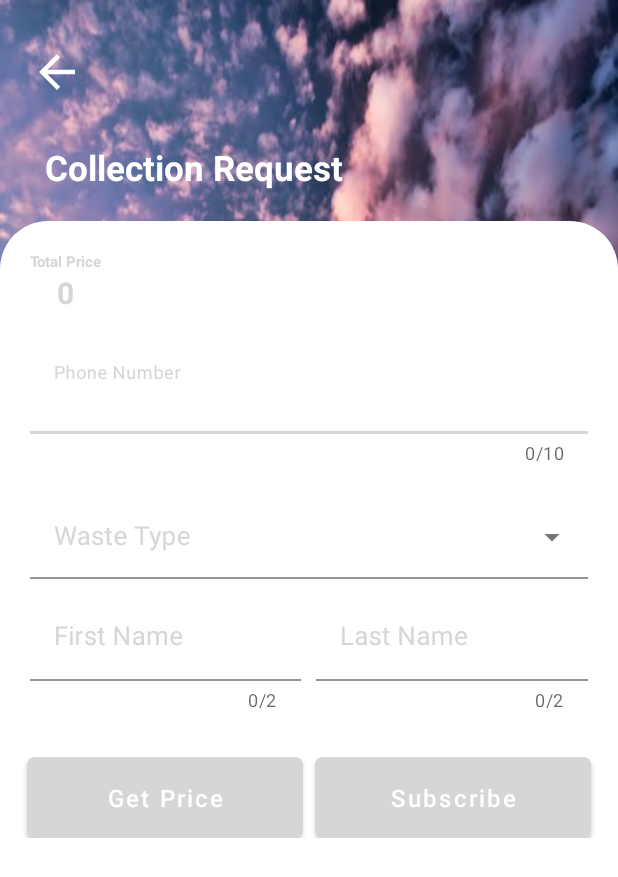
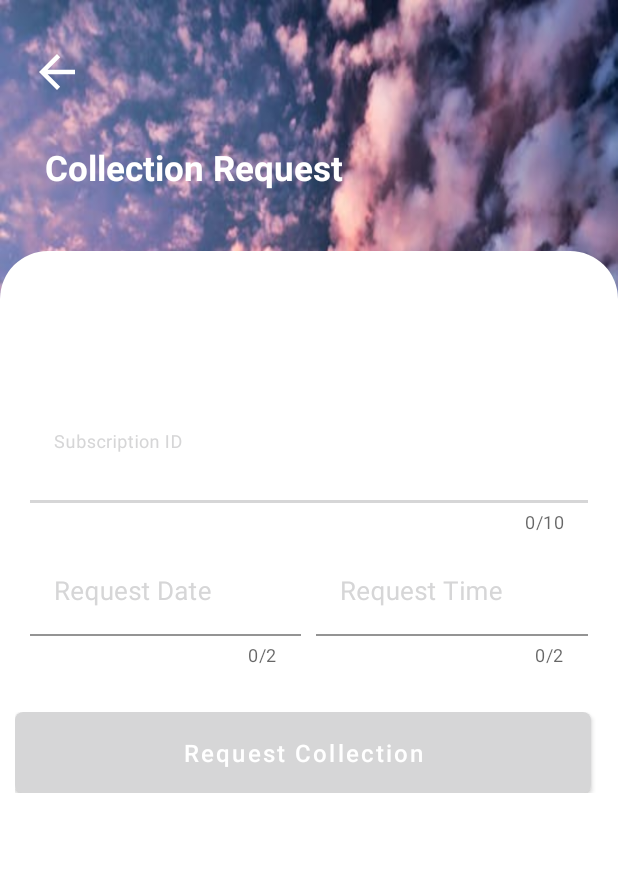
Before and after one commit to Mcwayz/e-waste_mobile, an Android app: the CollectionActivity screen opened directly, with no data from a screen before it, on a phone screen of 412 x 824 dp. Shown: the top 877 px of the screen. Run offline under Robolectric (Android 15) with nearby library versions, the phone set to English and light mode, and no system bars.

Commit message:
Subscription Commit

```diff
--- a/app/src/main/AndroidManifest.xml
+++ b/app/src/main/AndroidManifest.xml
@@ -23,7 +23,7 @@
             android:name=".activity.ProfileActivity"
             android:exported="false" />
         <activity
-            android:name=".MainActivity"
+            android:name=".activity.MainActivity"
             android:exported="false"
             tools:ignore="MissingClass" />
         <activity
--- a/app/src/main/java/com/example/e_waste/activity/LoginActivity.java
+++ b/app/src/main/java/com/example/e_waste/activity/LoginActivity.java
@@ -14,7 +14,6 @@ import android.widget.EditText;
 import android.widget.TextView;
 import android.widget.Toast;
 
-import com.example.e_waste.MainActivity;
 import com.example.e_waste.R;
 import com.example.e_waste.model.authentication.TokenRequest;
 import com.example.e_waste.model.authentication.TokenResponse;
--- a/app/src/main/java/com/example/e_waste/model/subscriptions/SubscriptionResponse.java
+++ b/app/src/main/java/com/example/e_waste/model/subscriptions/SubscriptionResponse.java
@@ -1,4 +1,6 @@
 package com.example.e_waste.model.subscriptions;
 
 public class SubscriptionResponse {
+
+
 }
--- a/app/src/main/res/layout/activity_collection.xml
+++ b/app/src/main/res/layout/activity_collection.xml
@@ -47,7 +47,7 @@
         android:id="@+id/container"
         android:layout_width="wrap_content"
         android:layout_height="match_parent"
-        android:layout_marginTop="20dp"
+        android:layout_marginTop="40dp"
         android:background="@drawable/card_bg"
         app:layout_constraintTop_toTopOf="parent"
         app:layout_constraintEnd_toEndOf="parent"
@@ -57,43 +57,19 @@
             android:layout_width="match_parent"
             android:layout_height="wrap_content">
 
-            <TextView
-                android:id="@+id/tv_total"
-                android:layout_width="wrap_content"
-                android:layout_height="wrap_content"
-                android:layout_marginTop="20dp"
-                android:layout_marginLeft="20dp"
-                android:text="Total Price"
-                android:textColor="@color/blue"
-                android:textSize="10sp"
-                android:textStyle="bold"
-                android:layout_alignParentStart="true"
-                />
-            <TextView
-                android:id="@+id/tv_total_price"
-                android:layout_width="wrap_content"
-                android:layout_height="wrap_content"
-                android:layout_below="@id/tv_total"
-                android:layout_marginLeft="38dp"
-                android:text="0"
-                android:textColor="@color/blue"
-                android:textSize="20sp"
-                android:textStyle="bold"
-                android:layout_alignParentStart="true"
-                />
+
 
 
             <com.google.android.material.textfield.TextInputLayout
                 style="@style/Widget.MaterialComponents.TextInputLayout.FilledBox"
                 android:id="@+id/tf_p_number"
-                android:layout_below="@+id/tv_total"
                 android:layout_width="match_parent"
                 android:layout_height="wrap_content"
                 android:padding="10dp"
                 android:layout_marginLeft="10dp"
                 android:layout_marginRight="10dp"
-                android:layout_marginTop="40dp"
-                android:hint="Phone Number"
+                android:layout_marginTop="100dp"
+                android:hint="Subscription ID"
                 app:boxBackgroundColor="@color/white"
                 android:textColorHint="@color/blue"
                 android:textSize="17sp"
@@ -102,7 +78,7 @@
                 >
 
                 <com.google.android.material.textfield.TextInputEditText
-                    android:id="@+id/tf_phone_number"
+                    android:id="@+id/tf_id"
                     android:layout_width="match_parent"
                     android:layout_height="wrap_content"
                     android:inputType="phone"
@@ -111,30 +87,7 @@
 
             </com.google.android.material.textfield.TextInputLayout>
 
-            <com.google.android.material.textfield.TextInputLayout
-                android:id="@+id/tf_t_type"
-                style="@style/Widget.MaterialComponents.TextInputLayout.FilledBox.Dense.ExposedDropdownMenu"
-                android:layout_width="match_parent"
-                android:layout_height="wrap_content"
-                android:padding="10dp"
-                android:layout_marginLeft="10dp"
-                android:layout_marginRight="10dp"
-                android:textSize="17sp"
-                android:layout_below="@id/tf_p_number"
-                app:boxBackgroundColor="@color/white"
-                android:textColorHint="@color/blue"
-                android:hint="Waste Type">
 
-                <AutoCompleteTextView
-                    android:id="@+id/tf_waste_type"
-                    android:layout_width="match_parent"
-                    android:layout_height="wrap_content"
-                    android:inputType="none"
-                    android:textSize="17sp"
-                    android:textColor="@color/blue"
-                    />
-
-            </com.google.android.material.textfield.TextInputLayout>
 
             <LinearLayout
                 android:id="@+id/linear_slots"
@@ -142,7 +95,7 @@
                 android:layout_height="wrap_content"
                 android:layout_marginLeft="10dp"
                 android:layout_marginRight="10dp"
-                android:layout_below="@id/tf_t_type"
+                android:layout_below="@id/tf_p_number"
                 android:orientation="horizontal">
 
                 <com.google.android.material.textfield.TextInputLayout
@@ -154,7 +107,7 @@
 
                     android:layout_marginLeft="10dp"
                     android:layout_marginRight="10dp"
-                    android:hint="First Name"
+                    android:hint="Request Date"
                     app:boxBackgroundColor="@color/white"
                     android:textColorHint="@color/blue"
                     android:textSize="17sp"
@@ -167,7 +120,7 @@
                         android:id="@+id/tf_first_name"
                         android:layout_width="match_parent"
                         android:layout_height="wrap_content"
-                        android:inputType="number"
+                        android:inputType="text"
                         android:textSize="17sp"
                         android:textColor="@color/blue" />
 
@@ -181,7 +134,7 @@
                     android:layout_height="wrap_content"
                     android:layout_weight="1"
                     android:layout_marginRight="10dp"
-                    android:hint="Last Name"
+                    android:hint="Request Time"
                     app:boxBackgroundColor="@color/white"
                     android:textColorHint="@color/blue"
                     android:textSize="17sp"
@@ -214,29 +167,16 @@
                 android:layout_marginBottom="20dp"
                 android:orientation="horizontal">
 
-                <Button
-                    android:id="@+id/btn_get_price"
-                    android:layout_width="0dp"
-                    android:layout_height="wrap_content"
-                    android:layout_weight="1"
-                    android:layout_marginLeft="8dp"
-                    android:layout_marginRight="8dp"
-                    android:background="@drawable/buttons"
-                    android:padding="10dp"
-                    android:text="Get Price"
-                    android:textAllCaps="false"
-                    android:textColor="@android:color/white"
-                    android:textSize="16sp" />
 
                 <Button
-                    android:id="@+id/btn_purchase"
+                    android:id="@+id/btn_request"
                     android:layout_width="0dp"
                     android:layout_height="wrap_content"
                     android:layout_weight="1"
                     android:layout_marginRight="8dp"
                     android:background="@drawable/buttons"
                     android:padding="10dp"
-                    android:text="Subscribe"
+                    android:text="Request Collection"
                     android:textAllCaps="false"
                     android:textColor="@android:color/white"
                     android:textSize="16sp" />
--- a/app/src/main/res/layout/activity_main.xml
+++ b/app/src/main/res/layout/activity_main.xml
@@ -5,7 +5,7 @@
     xmlns:tools="http://schemas.android.com/tools"
     android:layout_width="match_parent"
     android:layout_height="match_parent"
-    tools:context=".MainActivity"
+    tools:context=".activity.MainActivity"
     android:orientation="vertical"
     android:background="@drawable/pagebkg">
 
--- a/app/src/main/res/values/strings.xml
+++ b/app/src/main/res/values/strings.xml
@@ -1,3 +1,5 @@
 <resources>
     <string name="app_name">e-Waste</string>
+    <string name="subscription">Subscription</string>
+    <string name="selected_option">Selected Option</string>
 </resources>
```
Also changed, not shown: app/src/main/java/com/example/e_waste/activity/MainActivity.java (renamed from app/src/main/java/com/example/e_waste/MainActivity.java, +6 -12 lines), app/src/main/java/com/example/e_waste/activity/SubscribeActivity.java (+77 -2 lines), app/src/main/java/com/example/e_waste/model/subscriptions/SubscriptionRequest.java (+36 -0 lines), app/src/main/res/layout/activity_subscribe.xml (+6 -5 lines).
